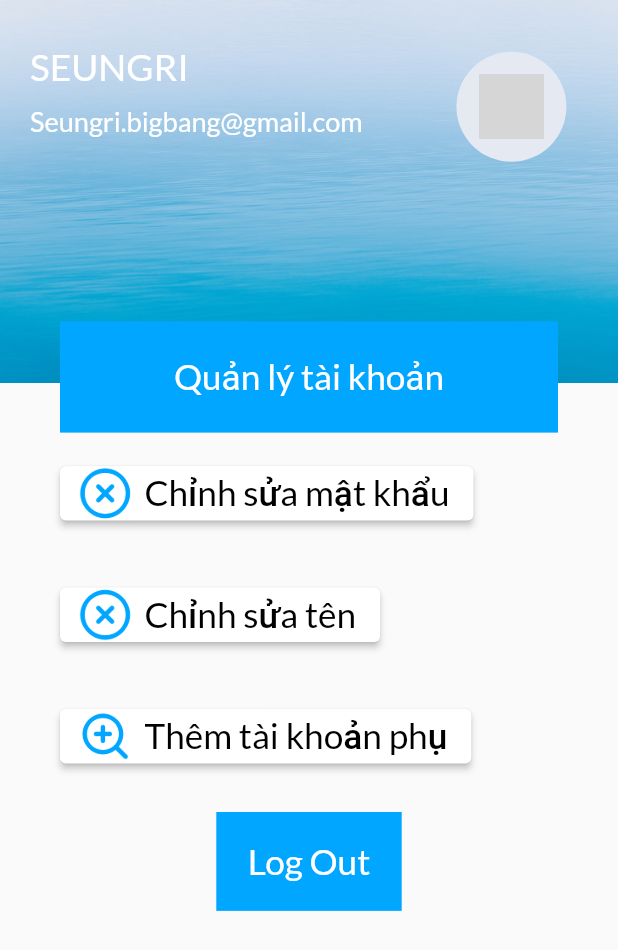
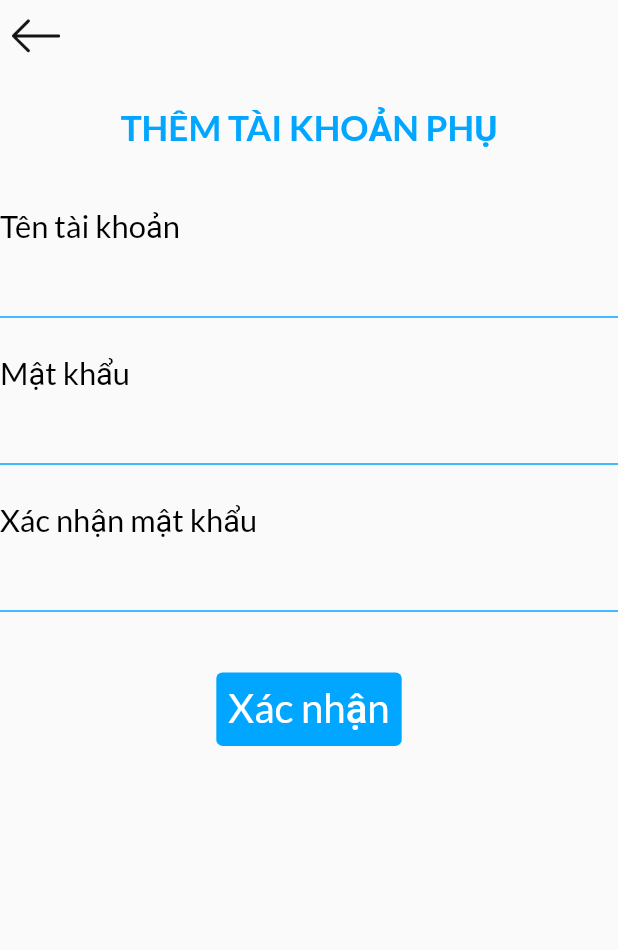
Before and after one commit to AnhNThust/Techsol_Ecopark, a Flutter app: the MyAccountPage screen opened directly, after a tap on "Thêm tài khoản phụ", on a phone screen of 412 x 824 dp. Shown: the top 950 px of the screen. Run offline on Flutter 3.47's test engine with Material 2 defaults, Android fonts, the light colour scheme and no system bars; grey boxes are pictures that could not be loaded.

Commit message:
Add change_name_page.dart file and add_sub_account_page.dart file and update value of margin and padding

```diff
--- /dev/null
+++ b/lib/screens/account_page/add_sub_account_page/add_sub_account_page.dart
@@ -0,0 +1,69 @@
+import 'package:flutter/material.dart';
+import 'package:techsol_ecopark/constants.dart';
+import 'package:techsol_ecopark/screens/new_password/components/accept_button.dart';
+import 'package:techsol_ecopark/screens/new_password/components/input_field_password.dart';
+import 'package:techsol_ecopark/screens/new_password/components/label_new_password.dart';
+import 'package:techsol_ecopark/templates/back_button_1.dart';
+
+class AddSubAccountPage extends StatelessWidget {
+  const AddSubAccountPage({Key key}) : super(key: key);
+
+  @override
+  Widget build(BuildContext context) {
+    Size size = MediaQuery.of(context).size;
+    print("${size.height}");
+
+    return SafeArea(
+      child: Scaffold(
+        body: SingleChildScrollView(
+          child: Column(
+            crossAxisAlignment: CrossAxisAlignment.start,
+            children: [
+              BackButton1(),
+              Container(
+                alignment: Alignment.center,
+                margin: EdgeInsets.only(
+                  // top: CusMargin,
+                  // bottom: CusMargin + 10,
+                  // left: size.height / 6,
+                  top: 9 * size.height / 320,
+                  bottom: 3 * size.height / 64,
+                ),
+                child: Text(
+                  "THÊM TÀI KHOẢN PHỤ",
+                  style: TextStyle(
+                    color: kBackgroundBtnColor,
+                    fontSize: size.width * 0.057,
+                    fontFamily: "Lato",
+                    fontWeight: FontWeight.bold,
+                  ),
+                ),
+              ),
+              LabelNewPw(
+                size: size,
+                title: "Tên tài khoản",
+              ),
+              InputFieldPw(size: size),
+              LabelNewPw(
+                size: size,
+                title: "Mật khẩu",
+              ),
+              InputFieldPw(size: size),
+              LabelNewPw(
+                size: size,
+                title: "Xác nhận mật khẩu",
+              ),
+              InputFieldPw(size: size),
+              Container(
+                margin: EdgeInsets.symmetric(
+                  vertical: 3 * size.height / 160,
+                ),
+                child: AcceptButton(),
+              ),
+            ],
+          ),
+        ),
+      ),
+    );
+  }
+}
--- a/lib/screens/account_page/my_account_page.dart
+++ b/lib/screens/account_page/my_account_page.dart
@@ -1,9 +1,11 @@
 import 'package:flutter/cupertino.dart';
 import 'package:flutter/material.dart';
 import 'package:techsol_ecopark/constants.dart';
-import 'package:techsol_ecopark/screens/chg_pass_page/change_password_page.dart';
+import 'package:techsol_ecopark/screens/account_page/add_sub_account_page/add_sub_account_page.dart';
+import 'package:techsol_ecopark/screens/account_page/chg_name_page/change_name_page.dart';
 import 'package:techsol_ecopark/screens/login_page/my_login_page.dart';
 
+import 'chg_pass_page/change_password_page.dart';
 import 'components/my_elevated_button.dart';
 
 class MyAccountPage extends StatelessWidget {
@@ -131,13 +133,27 @@ class MyAccountPage extends StatelessWidget {
               size: size,
               urlIcon: "assets/images/Cancel1.png",
               laBel: "Chỉnh sửa tên",
-              press: () {},
+              press: () {
+                Navigator.push(
+                  context,
+                  MaterialPageRoute(
+                    builder: (context) => ChangeNamePage(),
+                  ),
+                );
+              },
             ),
             MyElevatedButton(
               size: size,
               urlIcon: "assets/images/Zoom_in.png",
               laBel: "Thêm tài khoản phụ",
-              press: () {},
+              press: () {
+                Navigator.push(
+                  context,
+                  MaterialPageRoute(
+                    builder: (context) => AddSubAccountPage(),
+                  ),
+                );
+              },
             ),
             Container(
               width: size.width * 0.3,
```
Also changed, not shown: lib/screens/account_page/chg_name_page/change_name_page.dart (added, +60 -0 lines), lib/screens/account_page/chg_pass_page/change_password_page.dart (renamed from lib/screens/chg_pass_page/change_password_page.dart).
